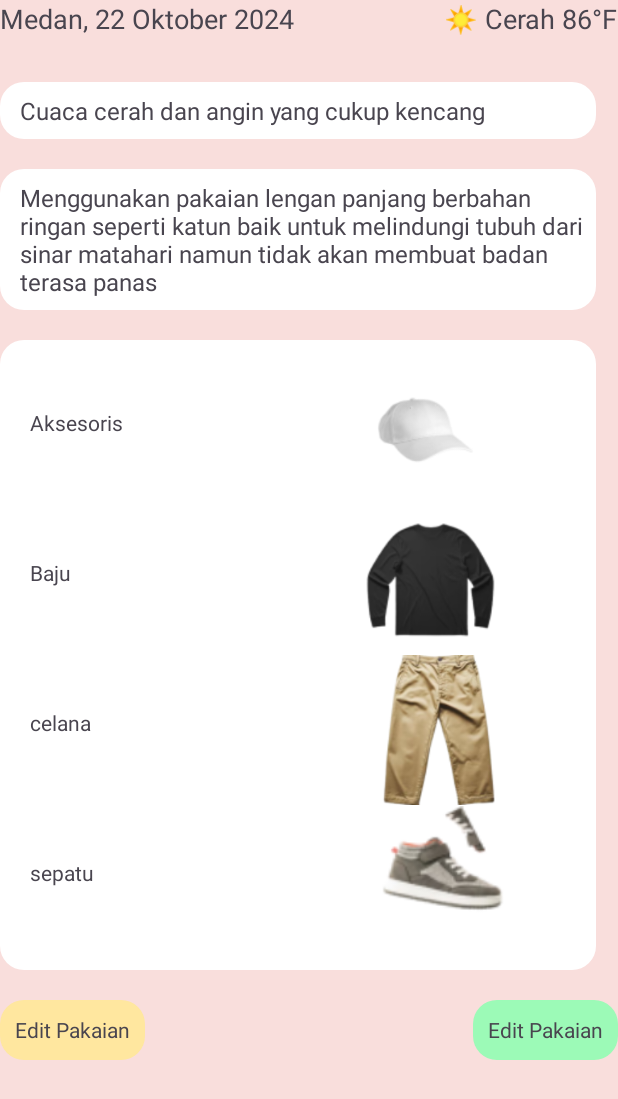
After one commit to delon-nazara/campus-project-ppm-end-semester, an Android app: the weather_menu screen opened directly, with no data from a screen before it, on a phone screen of 412 x 824 dp. The commit adds this screen. Shown: the top 1099 px of the screen. Run offline under Robolectric (Android 15) with nearby library versions, the phone set to English and light mode, and no system bars.

Commit message:
membuat desain untuk menu weather

```diff
--- a/app/src/main/AndroidManifest.xml
+++ b/app/src/main/AndroidManifest.xml
@@ -13,6 +13,12 @@
         android:theme="@style/Theme.ProyekAkhirLabPemrogramanMobile"
         tools:targetApi="31">
         <activity
+            android:name=".weather_menu"
+            android:exported="false" />
+        <activity
+            android:name=".weatherMenu"
+            android:exported="false" />
+        <activity
             android:name=".MainActivity"
             android:exported="true">
             <intent-filter>
--- /dev/null
+++ b/app/src/main/java/com/example/proyekakhirlabpemrogramanmobile/weather_menu.kt
@@ -0,0 +1,20 @@
+package com.example.proyekakhirlabpemrogramanmobile
+
+import android.os.Bundle
+import androidx.activity.enableEdgeToEdge
+import androidx.appcompat.app.AppCompatActivity
+import androidx.core.view.ViewCompat
+import androidx.core.view.WindowInsetsCompat
+
+class weather_menu : AppCompatActivity() {
+    override fun onCreate(savedInstanceState: Bundle?) {
+        super.onCreate(savedInstanceState)
+        enableEdgeToEdge()
+        setContentView(R.layout.activity_weather_menu)
+        ViewCompat.setOnApplyWindowInsetsListener(findViewById(R.id.main)) { v, insets ->
+            val systemBars = insets.getInsets(WindowInsetsCompat.Type.systemBars())
+            v.setPadding(systemBars.left, systemBars.top, systemBars.right, systemBars.bottom)
+            insets
+        }
+    }
+}
--- /dev/null
+++ b/app/src/main/res/drawable/edit_pakaian.xml
@@ -0,0 +1,4 @@
+<shape xmlns:android="http://schemas.android.com/apk/res/android">
+    <solid android:color="#FFE79F"/> <!-- Warna latar belakang putih -->
+    <corners android:radius="16dp"/> <!-- Radius sudut 16dp -->
+</shape>
--- /dev/null
+++ b/app/src/main/res/drawable/rounded_background.xml
@@ -0,0 +1,4 @@
+<shape xmlns:android="http://schemas.android.com/apk/res/android">
+    <solid android:color="#FFFFFF"/> <!-- Warna latar belakang putih -->
+    <corners android:radius="16dp"/> <!-- Radius sudut 16dp -->
+</shape>
--- /dev/null
+++ b/app/src/main/res/drawable/simpan_pakaian.xml
@@ -0,0 +1,4 @@
+<shape xmlns:android="http://schemas.android.com/apk/res/android">
+    <solid android:color="#9CFAB7"/> <!-- Warna latar belakang putih -->
+    <corners android:radius="16dp"/> <!-- Radius sudut 16dp -->
+</shape>
--- /dev/null
+++ b/app/src/main/res/layout/activity_weather_menu.xml
@@ -0,0 +1,166 @@
+<?xml version="1.0" encoding="utf-8"?>
+<androidx.constraintlayout.widget.ConstraintLayout xmlns:android="http://schemas.android.com/apk/res/android"
+    xmlns:app="http://schemas.android.com/apk/res-auto"
+    xmlns:tools="http://schemas.android.com/tools"
+    android:id="@+id/main"
+    android:background="@color/pink"
+    android:layout_width="match_parent"
+    android:layout_height="match_parent"
+    android:padding="10dp"
+    tools:context=".weather_menu">
+
+    <TextView
+        android:id="@+id/tanggal"
+        android:layout_width="wrap_content"
+        android:layout_height="wrap_content"
+        android:textSize="18sp"
+        app:layout_constraintTop_toTopOf="parent"
+        android:text="Medan, 22 Oktober 2024"
+        app:layout_constraintStart_toStartOf="parent"/>
+    <TextView
+        android:id="@+id/suhu"
+        android:layout_width="wrap_content"
+        android:layout_height="wrap_content"
+        app:layout_constraintTop_toTopOf="parent"
+        app:layout_constraintEnd_toEndOf="parent"
+        android:textSize="18sp"
+        android:text="☀️ Cerah 86°F"/>
+
+    <LinearLayout
+        android:id="@+id/deskripsi_Cuaca"
+        android:layout_width="397dp"
+        android:layout_marginTop="30dp"
+        android:background="@drawable/rounded_background"
+        android:layout_height="wrap_content"
+        app:layout_constraintTop_toBottomOf="@+id/tanggal"
+        tools:ignore="MissingConstraints">
+        <TextView
+            android:padding="8dp"
+            android:layout_marginLeft="5dp"
+            android:layout_width="wrap_content"
+            android:layout_height="wrap_content"
+            android:textSize="16sp"
+            android:text="Cuaca cerah dan angin yang cukup kencang"/>
+    </LinearLayout>
+
+    <LinearLayout
+        android:id="@+id/saran_Pakaian"
+        android:layout_width="397dp"
+        android:layout_marginTop="20dp"
+        android:background="@drawable/rounded_background"
+        android:layout_height="wrap_content"
+        app:layout_constraintTop_toBottomOf="@+id/deskripsi_Cuaca"
+        tools:ignore="MissingConstraints">
+        <TextView
+            android:padding="8dp"
+            android:layout_marginLeft="5dp"
+            android:layout_width="wrap_content"
+            android:layout_height="wrap_content"
+            android:textSize="16sp"
+            android:text="Menggunakan pakaian lengan panjang berbahan ringan seperti katun baik untuk melindungi tubuh dari sinar matahari namun tidak akan membuat badan terasa panas"/>
+    </LinearLayout>
+
+    <LinearLayout
+        android:id="@+id/tampilan_Pakaian"
+        android:layout_width="397dp"
+        android:layout_height="wrap_content"
+        android:background="@drawable/rounded_background"
+        android:layout_marginTop="20dp"
+        android:orientation="vertical"
+        android:padding="10dp"
+        app:layout_constraintTop_toBottomOf="@+id/saran_Pakaian"
+        tools:ignore="MissingConstraints">
+        <LinearLayout
+            android:orientation="horizontal"
+            android:paddingStart="10dp"
+            android:paddingEnd="10dp"
+            android:layout_width="match_parent"
+            android:layout_height="wrap_content">
+            <TextView
+                android:layout_marginTop="35dp"
+                android:layout_width="wrap_content"
+                android:layout_height="wrap_content"
+                android:text="Aksesoris"/>
+            <ImageView
+                android:layout_marginLeft="150dp"
+                android:layout_width="100dp"
+                android:layout_height="100dp"
+                android:src="@drawable/topi" />
+        </LinearLayout>
+        <LinearLayout
+            android:orientation="horizontal"
+            android:paddingStart="10dp"
+            android:paddingEnd="10dp"
+            android:layout_width="match_parent"
+            android:layout_height="wrap_content">
+            <TextView
+                android:layout_marginTop="35dp"
+                android:layout_width="wrap_content"
+                android:layout_height="wrap_content"
+                android:text="Baju"/>
+
+            <ImageView
+                android:layout_marginLeft="190dp"
+                android:layout_width="100dp"
+                android:layout_height="100dp"
+                android:src="@drawable/baju" />
+        </LinearLayout>
+        <LinearLayout
+            android:orientation="horizontal"
+            android:paddingStart="10dp"
+            android:paddingEnd="10dp"
+            android:layout_width="match_parent"
+            android:layout_height="wrap_content">
+            <TextView
+                android:layout_marginTop="35dp"
+                android:layout_width="wrap_content"
+                android:layout_height="wrap_content"
+                android:text="celana"/>
+
+            <ImageView
+                android:layout_marginLeft="180dp"
+                android:layout_width="100dp"
+                android:layout_height="100dp"
+                android:src="@drawable/celana" />
+        </LinearLayout>
+        <LinearLayout
+            android:orientation="horizontal"
+            android:paddingStart="10dp"
+            android:paddingEnd="10dp"
+            android:layout_width="match_parent"
+            android:layout_height="wrap_content">
+            <TextView
+                android:layout_marginTop="35dp"
+                android:layout_width="wrap_content"
+                android:layout_height="wrap_content"
+                android:text="sepatu"/>
+            <ImageView
+                android:layout_marginLeft="180dp"
+                android:layout_width="100dp"
+                android:layout_height="100dp"
+                android:src="@drawable/sepatu" />
+        </LinearLayout>
+    </LinearLayout>
+    <TextView
+        android:id="@+id/tombol_dit"
+        android:padding="10dp"
+        android:layout_width="wrap_content"
+        android:layout_height="40dp"
+        android:background="@drawable/edit_pakaian"
+        android:layout_marginTop="20dp"
+        app:layout_constraintStart_toStartOf="parent"
+        android:text="Edit Pakaian"
+        app:layout_constraintTop_toBottomOf="@id/tampilan_Pakaian"
+        tools:ignore="MissingConstraints" />
+    <TextView
+        android:id="@+id/tombol_Edit"
+        android:padding="10dp"
+        android:layout_width="wrap_content"
+        android:layout_height="40dp"
+        android:background="@drawable/simpan_pakaian"
+        android:layout_marginTop="20dp"
+        app:layout_constraintEnd_toEndOf="parent"
+        android:text="Edit Pakaian"
+        app:layout_constraintTop_toBottomOf="@id/tampilan_Pakaian"
+        tools:ignore="MissingConstraints" />
+</androidx.constraintlayout.widget.ConstraintLayout>
--- a/app/src/main/res/values/colors.xml
+++ b/app/src/main/res/values/colors.xml
@@ -2,4 +2,5 @@
 <resources>
     <color name="black">#FF000000</color>
     <color name="white">#FFFFFFFF</color>
+    <color name="pink">#F9DEDC</color>
 </resources>
```
Also changed, not shown: app/src/main/res/drawable/baju.png (added), app/src/main/res/drawable/celana.png (added), app/src/main/res/drawable/sepatu.png (added), app/src/main/res/drawable/topi.png (added).
